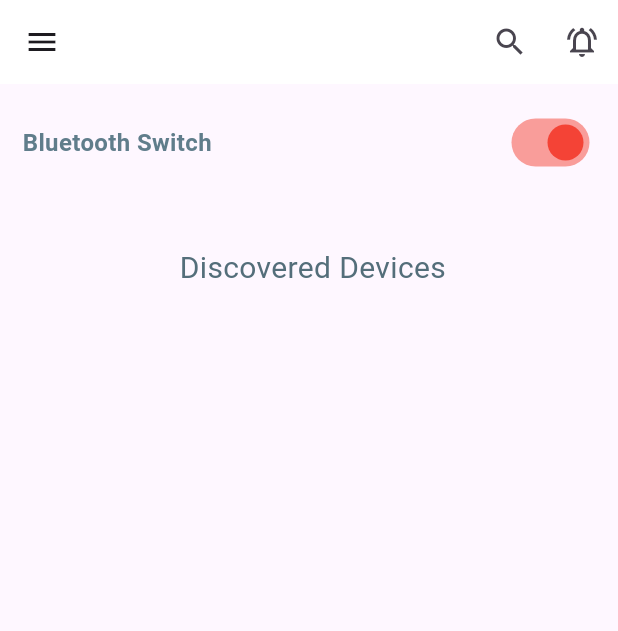
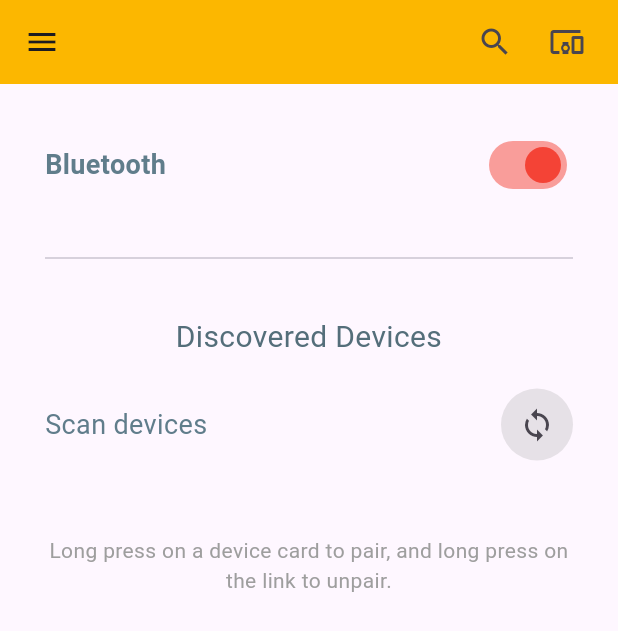
Before and after one commit to vishal10kesharwani/ZoomBot, a Flutter app: the screen it shows after launch, on a phone screen of 412 x 824 dp. Shown: the top 631 px of the screen. Run offline on Flutter 3.47's test engine with Material 3 defaults, Android fonts, the phone set to English and light mode, and no system bars; our stand-ins replace flutter_bluetooth_serial, permission_handler, sqflite, weekday_selector; accounts and stored records are empty.

Commit message:
improved bluetooth connection user interface

```diff
--- a/lib/data/database_helper.dart
+++ b/lib/data/database_helper.dart
@@ -24,6 +24,7 @@ class Services {
     Directory documentDirectory = await getApplicationDocumentsDirectory();
     String path = join(documentDirectory.path, 'schedule.db');
     var db = await openDatabase(path, version: 1, onCreate: _onCreate);
+
     return db;
   }
 
--- a/lib/screens/bluetooth_device_entry.dart
+++ b/lib/screens/bluetooth_device_entry.dart
@@ -1,4 +1,5 @@
 import 'package:bluetooth/screens/dashboard.dart';
+import 'package:bluetooth/utils/string_constants.dart';
 import 'package:flutter/material.dart';
 import 'package:flutter_bluetooth_serial/flutter_bluetooth_serial.dart';
 
@@ -11,14 +12,19 @@ class BluetoothDeviceListEntry extends ListTile {
     int? rssi,
     //GestureTapCallback? onTap,
     GestureLongPressCallback? onLongPress,
+    onTap,
     bool enabled = true,
   }) : super(
-          // onTap: onTap,
+          onTap: onTap,
           onLongPress: onLongPress,
           enabled: enabled,
           leading: const Icon(Icons.devices),
           title: Text(device.name ?? ""),
-          subtitle: Text(device.address.toString()),
+          subtitle: buildMode == "Test"
+              ? Text(device.address.toString())
+              : (device.isBonded
+                  ? Text("Paired", style: TextStyle(color: Colors.green))
+                  : Text("Not paired", style: TextStyle(color: Colors.red))),
           trailing: Row(
             mainAxisSize: MainAxisSize.min,
             children: <Widget>[
@@ -52,7 +58,13 @@ class BluetoothDeviceListEntry extends ListTile {
                                       device: device,
                                     )));
                       },
-                      child: const Icon(Icons.link),
+                      child: Container(
+                          padding: const EdgeInsets.all(8.0),
+                          decoration: BoxDecoration(
+                            color: Colors.grey.withOpacity(0.25),
+                            borderRadius: BorderRadius.circular(100),
+                          ),
+                          child: const Icon(Icons.link)),
                     )
                   : const SizedBox(width: 0, height: 0),
             ],
--- a/lib/screens/homepage.dart
+++ b/lib/screens/homepage.dart
@@ -8,6 +8,7 @@ import 'package:permission_handler/permission_handler.dart';
 
 import '../utils/color_constants.dart';
 import 'bluetooth_device_entry.dart';
+import 'dashboard.dart';
 
 class HomePage extends StatefulWidget {
   const HomePage({super.key});
@@ -82,7 +83,9 @@ class _HomePageState extends State<HomePage> {
 
     var status = await Permission.bluetoothScan.request();
     if (status == PermissionStatus.granted) {
-      if (_streamSubscription == null) {
+      setState(() {
+        isDiscovering = true;
+      });
       _streamSubscription =
           FlutterBluetoothSerial.instance.startDiscovery().listen((r) {
         WidgetsBinding.instance!.addPostFrameCallback((_) {
@@ -106,7 +109,6 @@ class _HomePageState extends State<HomePage> {
           isDiscovering = false;
         });
       });
-      }
     } else {
       showDialog(
         context: scaffoldKey.currentContext!,
@@ -134,12 +136,20 @@ class _HomePageState extends State<HomePage> {
     print(results);
     return Scaffold(
       appBar: AppBar(
-        backgroundColor: ColorConstants.whiteColor,
+        backgroundColor: primary,
         actions: [
           IconButton(onPressed: () {}, icon: Icon(Icons.search)),
-          IconButton(
-            onPressed: () {},
-            icon: Icon(Icons.notifications_active_outlined),
+          Padding(
+            padding: const EdgeInsets.only(right: 10.0),
+            child: IconButton(
+              tooltip: 'All device schedules',
+              onPressed: () {
+                Navigator.push(context, MaterialPageRoute(builder: (context) {
+                  return ALlSchedules();
+                }));
+              },
+              icon: Icon(Icons.devices_other),
+            ),
           ),
         ],
       ),
@@ -148,16 +158,16 @@ class _HomePageState extends State<HomePage> {
           mainAxisSize: MainAxisSize.min,
           children: <Widget>[
             Padding(
-              padding: const EdgeInsets.all(15),
+              padding: const EdgeInsets.all(30),
               child: Row(
                 mainAxisAlignment: MainAxisAlignment.start,
                 children: <Widget>[
                   Expanded(
                     child: Text(
-                      'Bluetooth Switch',
+                      'Bluetooth',
                       style: TextStyle(
                         color: ColorConstants.silverMetallic,
-                        fontSize: 16,
+                        fontSize: 18,
                         fontWeight: FontWeight.bold,
                       ),
                     ),
@@ -174,22 +184,12 @@ class _HomePageState extends State<HomePage> {
                     activeColor: Colors.red, // Set the color when switch is on
                     inactiveThumbColor: Colors.grey,
                   ),
-                  // ElevatedButton(
-                  //   style: ElevatedButton.styleFrom(
-                  //     shape: RoundedRectangleBorder(
-                  //       borderRadius: BorderRadius.circular(20.0),
-                  //     ),
-                  //   ),
-                  //   onPressed: _toggleBluetooth,
-                  //   child: Text(
-                  //     _bluetoothState == BluetoothState.STATE_OFF
-                  //         ? 'OFF'
-                  //         : 'ON',
-                  //     style: const TextStyle(color: Colors.white),
-                  //   ),
-                  // ),
                 ],
               ),
+            ),
+            Padding(
+              padding: const EdgeInsets.only(left: 30.0, right: 30),
+              child: Divider(),
             ),
             const SizedBox(
               height: 10,
@@ -205,16 +205,53 @@ class _HomePageState extends State<HomePage> {
                     Padding(
                       padding: EdgeInsets.only(top: 10),
                       child: Text(
-                        " Discovered Devices",
+                        "Discovered Devices",
                         style: TextStyle(
                             fontSize: 20,
                             color: ColorConstants.silverMetallicDark),
                         textAlign: TextAlign.center,
                       ),
                     ),
+                    Padding(
+                      padding:
+                          const EdgeInsets.only(left: 30.0, right: 30, top: 20),
+                      child: Row(
+                        mainAxisAlignment: MainAxisAlignment.start,
+                        children: <Widget>[
+                          Expanded(
+                            child: Text(
+                              'Scan devices',
+                              style: TextStyle(
+                                color: ColorConstants.silverMetallic,
+                                fontSize: 18,
+                              ),
+                            ),
+                          ),
+                          const SizedBox(height: 20),
+                          Container(
+                            decoration: BoxDecoration(
+                              color: Colors.grey.withOpacity(0.25),
+                              borderRadius: BorderRadius.circular(100),
+                            ),
+                            child: isDiscovering
+                                ? Transform.scale(
+                                    scale: 0.5,
+                                    child: CircularProgressIndicator())
+                                : IconButton(
+                                    tooltip: "Scan",
+                                    onPressed: () {
+                                      _startDiscovery();
+                                    },
+                                    icon: Icon(Icons.sync),
+                                  ),
+                          ),
+                        ],
+                      ),
+                    ),
                     const SizedBox(
                       height: 30,
                     ),
+
                     //   discovered devices list
                     SingleChildScrollView(
                       child: ListView.builder(
@@ -254,8 +291,8 @@ class _HomePageState extends State<HomePage> {
                               final address = device.address;
 
                               return Padding(
-                                padding:
-                                    const EdgeInsets.only(left: 30, right: 30),
+                                padding: const EdgeInsets.only(
+                                    left: 30, right: 30, bottom: 10),
                                 child: Card(
                                   shadowColor: Colors.black,
                                   elevation: 3,
@@ -263,10 +300,16 @@ class _HomePageState extends State<HomePage> {
                                       context: context,
                                       device: device,
                                       rssi: result.rssi,
-                                      // onTap: () {
-                                      //   Navigator.of(context)
-                                      //       .pop(result.device);
-                                      // },
+                                      onTap: () {
+                                        device.isBonded
+                                            ? Navigator.of(context).push(
+                                                MaterialPageRoute(
+                                                    builder: (context) =>
+                                                        Dashboard(
+                                                          device: device,
+                                                        )))
+                                            : null;
+                                      },
                                       onLongPress: () async {
                                         try {
                                           bool bonded = false;
@@ -287,6 +330,11 @@ class _HomePageState extends State<HomePage> {
                                           } else {
                                             print(
                                                 'Pairing with ${device.address}...');
+                                            ScaffoldMessenger.of(context)
+                                                .showSnackBar(SnackBar(
+                                                    content: Center(
+                                                        child: Text(
+                                                            "Pairing with ${device.address}..."))));
                                             bonded =
                                                 (await FlutterBluetoothSerial
                                                         .instance
@@ -318,12 +366,11 @@ class _HomePageState extends State<HomePage> {
                                           });
                                         } catch (ex) {
                                           showDialog(
-                                            context:
-                                                scaffoldKey.currentContext!,
+                                            context: context,
                                             builder: (BuildContext context) {
                                               return AlertDialog(
                                                 title: const Text(
-                                                    'Error occurred while bonding'),
+                                                    'Error occurred while pairing'),
                                                 content: Text(ex.toString()),
                                                 actions: <Widget>[
                                                   TextButton(
@@ -343,7 +390,21 @@ class _HomePageState extends State<HomePage> {
                               );
                             }
                           }),
-                    )
+                    ),
+                    SizedBox(
+                      height: 20,
+                    ),
+                    Padding(
+                      padding: const EdgeInsets.symmetric(horizontal: 30),
+                      child: Text(
+                        "Long press on a device card to pair, and long press on the link to unpair.",
+                        style: TextStyle(
+                          fontSize: 14,
+                          color: Colors.grey,
+                        ),
+                        textAlign: TextAlign.center,
+                      ),
+                    ),
                   ],
                 ),
               ],
--- a/lib/screens/splash_screen.dart
+++ b/lib/screens/splash_screen.dart
@@ -1,4 +1,6 @@
 import 'package:flutter/material.dart';
+
+import '../utils/color_constants.dart';
 
 class SplashScreen extends StatefulWidget {
   @override
@@ -21,7 +23,7 @@ class _SplashScreenState extends State<SplashScreen> {
   @override
   Widget build(BuildContext context) {
     return Scaffold(
-      backgroundColor: Colors.white, // Customize the background color if needed
+      backgroundColor: primary, // Customize the background color if needed
       body: Center(
         child: Column(
           mainAxisAlignment: MainAxisAlignment.center,
--- a/lib/utils/string_constants.dart
+++ b/lib/utils/string_constants.dart
@@ -1,2 +1,3 @@
 String appName = "TW-ZoomBot";
 String deviceName = "ZS";
+String buildMode = "Build";
--- a/pubspec.yaml
+++ b/pubspec.yaml
@@ -16,7 +16,7 @@ publish_to: 'none' # Remove this line if you wish to publish to pub.dev
 # https://developer.apple.com/library/archive/documentation/General/Reference/InfoPlistKeyReference/Articles/CoreFoundationKeys.html
 # In Windows, build-name is used as the major, minor, and patch parts
 # of the product and file versions while build-number is used as the build suffix.
-version: 1.0.0+1
+version: 24.03.021+1
 
 environment:
   sdk: '>=3.2.6 <4.0.0'
```
Also changed, not shown: lib/screens/dashboard.dart (+72 -16 lines), 16 other files. Lines whose indentation alone changed are shown as unchanged.
